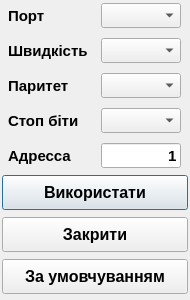
Before: the Qt Designer form dialogconnectionsettings.ui in Goodjamp/Mdio, drawn with Qt 5.
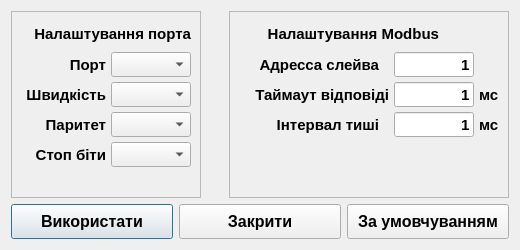
After: the same form once the commit is applied.

Commit message:
Added reply timeout to the Modbus processing.
Moved static properties like some default values and range limits to the JSON file.

```diff
--- a/dialogconnectionsettings.ui
+++ b/dialogconnectionsettings.ui
@@ -6,8 +6,8 @@
    <rect>
     <x>0</x>
     <y>0</y>
-    <width>190</width>
-    <height>300</height>
+    <width>520</width>
+    <height>250</height>
    </rect>
   </property>
   <property name="sizePolicy">
@@ -18,40 +18,146 @@
   </property>
   <property name="minimumSize">
    <size>
-    <width>190</width>
-    <height>300</height>
+    <width>520</width>
+    <height>250</height>
    </size>
   </property>
   <property name="maximumSize">
    <size>
-    <width>190</width>
-    <height>300</height>
+    <width>520</width>
+    <height>250</height>
    </size>
   </property>
   <property name="windowTitle">
    <string>Dialog</string>
   </property>
+  <layout class="QVBoxLayout" name="verticalLayout_3">
+   <item>
+    <layout class="QHBoxLayout" name="horizontalLayout_2">
+     <item>
+      <widget class="QFrame" name="fPortSettings">
+       <property name="frameShape">
+        <enum>QFrame::StyledPanel</enum>
+       </property>
+       <property name="frameShadow">
+        <enum>QFrame::Raised</enum>
+       </property>
   <layout class="QVBoxLayout" name="verticalLayout">
-   <property name="leftMargin">
-    <number>2</number>
-   </property>
-   <property name="topMargin">
-    <number>2</number>
-   </property>
-   <property name="rightMargin">
-    <number>2</number>
-   </property>
-   <property name="bottomMargin">
-    <number>2</number>
-   </property>
+        <item>
+         <widget class="QLabel" name="label_2">
+          <property name="minimumSize">
+           <size>
+            <width>0</width>
+            <height>25</height>
+           </size>
+          </property>
+          <property name="maximumSize">
+           <size>
+            <width>200</width>
+            <height>25</height>
+           </size>
+          </property>
+          <property name="font">
+           <font>
+            <pointsize>11</pointsize>
+            <weight>75</weight>
+            <bold>true</bold>
+           </font>
+          </property>
+          <property name="text">
+           <string>Налаштування порта</string>
+          </property>
+          <property name="alignment">
+           <set>Qt::AlignRight|Qt::AlignTrailing|Qt::AlignVCenter</set>
+          </property>
+         </widget>
+        </item>
    <item>
-    <layout class="QGridLayout" name="glConnectionInternal" columnstretch="2,0">
-     <property name="horizontalSpacing">
-      <number>2</number>
-     </property>
-     <property name="verticalSpacing">
-      <number>10</number>
-     </property>
+         <layout class="QGridLayout" name="glConnectionInternal" rowstretch="0,0,0,0" columnstretch="2,0">
+          <property name="spacing">
+           <number>5</number>
+          </property>
+          <item row="0" column="0">
+           <widget class="QLabel" name="label">
+            <property name="minimumSize">
+             <size>
+              <width>85</width>
+              <height>25</height>
+             </size>
+            </property>
+            <property name="maximumSize">
+             <size>
+              <width>85</width>
+              <height>25</height>
+             </size>
+            </property>
+            <property name="font">
+             <font>
+              <pointsize>11</pointsize>
+              <weight>75</weight>
+              <bold>true</bold>
+             </font>
+            </property>
+            <property name="text">
+             <string>Порт</string>
+            </property>
+            <property name="alignment">
+             <set>Qt::AlignRight|Qt::AlignTrailing|Qt::AlignVCenter</set>
+            </property>
+           </widget>
+          </item>
+          <item row="0" column="1">
+           <widget class="QComboBox" name="cbPort">
+            <property name="minimumSize">
+             <size>
+              <width>80</width>
+              <height>25</height>
+             </size>
+            </property>
+            <property name="maximumSize">
+             <size>
+              <width>80</width>
+              <height>25</height>
+             </size>
+            </property>
+            <property name="font">
+             <font>
+              <pointsize>11</pointsize>
+              <weight>75</weight>
+              <bold>true</bold>
+             </font>
+            </property>
+           </widget>
+          </item>
+          <item row="2" column="0">
+           <widget class="QLabel" name="lParity">
+            <property name="minimumSize">
+             <size>
+              <width>85</width>
+              <height>25</height>
+             </size>
+            </property>
+            <property name="maximumSize">
+             <size>
+              <width>85</width>
+              <height>25</height>
+             </size>
+            </property>
+            <property name="font">
+             <font>
+              <pointsize>11</pointsize>
+              <weight>75</weight>
+              <bold>true</bold>
+             </font>
+            </property>
+            <property name="text">
+             <string>Паритет</string>
+            </property>
+            <property name="alignment">
+             <set>Qt::AlignRight|Qt::AlignTrailing|Qt::AlignVCenter</set>
+            </property>
+           </widget>
+          </item>
      <item row="1" column="0">
       <widget class="QLabel" name="lBaudRate">
        <property name="minimumSize">
@@ -77,7 +183,30 @@
         <string>Швидкість</string>
        </property>
        <property name="alignment">
-        <set>Qt::AlignLeading|Qt::AlignLeft|Qt::AlignVCenter</set>
+             <set>Qt::AlignRight|Qt::AlignTrailing|Qt::AlignVCenter</set>
+            </property>
+           </widget>
+          </item>
+          <item row="2" column="1">
+           <widget class="QComboBox" name="cbParity">
+            <property name="minimumSize">
+             <size>
+              <width>80</width>
+              <height>25</height>
+             </size>
+            </property>
+            <property name="maximumSize">
+             <size>
+              <width>80</width>
+              <height>25</height>
+             </size>
+            </property>
+            <property name="font">
+             <font>
+              <pointsize>11</pointsize>
+              <weight>75</weight>
+              <bold>true</bold>
+             </font>
        </property>
       </widget>
      </item>
@@ -104,64 +233,6 @@
        </property>
       </widget>
      </item>
-     <item row="2" column="0">
-      <widget class="QLabel" name="lParity">
-       <property name="minimumSize">
-        <size>
-         <width>85</width>
-         <height>25</height>
-        </size>
-       </property>
-       <property name="maximumSize">
-        <size>
-         <width>85</width>
-         <height>25</height>
-        </size>
-       </property>
-       <property name="font">
-        <font>
-         <pointsize>11</pointsize>
-         <weight>75</weight>
-         <bold>true</bold>
-        </font>
-       </property>
-       <property name="text">
-        <string>Паритет</string>
-       </property>
-       <property name="alignment">
-        <set>Qt::AlignLeading|Qt::AlignLeft|Qt::AlignVCenter</set>
-       </property>
-      </widget>
-     </item>
-     <item row="4" column="0">
-      <widget class="QLabel" name="lAddress">
-       <property name="minimumSize">
-        <size>
-         <width>85</width>
-         <height>25</height>
-        </size>
-       </property>
-       <property name="maximumSize">
-        <size>
-         <width>85</width>
-         <height>25</height>
-        </size>
-       </property>
-       <property name="font">
-        <font>
-         <pointsize>11</pointsize>
-         <weight>75</weight>
-         <bold>true</bold>
-        </font>
-       </property>
-       <property name="text">
-        <string>Адресса</string>
-       </property>
-       <property name="alignment">
-        <set>Qt::AlignLeading|Qt::AlignLeft|Qt::AlignVCenter</set>
-       </property>
-      </widget>
-     </item>
      <item row="3" column="0">
       <widget class="QLabel" name="lStopBits">
        <property name="minimumSize">
@@ -187,7 +258,7 @@
         <string>Стоп біти</string>
        </property>
        <property name="alignment">
-        <set>Qt::AlignLeading|Qt::AlignLeft|Qt::AlignVCenter</set>
+             <set>Qt::AlignRight|Qt::AlignTrailing|Qt::AlignVCenter</set>
        </property>
       </widget>
      </item>
@@ -214,17 +285,57 @@
        </property>
       </widget>
      </item>
-     <item row="0" column="0">
-      <widget class="QLabel" name="label">
+         </layout>
+        </item>
+        <item>
+         <spacer name="verticalSpacer">
+          <property name="orientation">
+           <enum>Qt::Vertical</enum>
+          </property>
+          <property name="sizeHint" stdset="0">
+           <size>
+            <width>5</width>
+            <height>5</height>
+           </size>
+          </property>
+         </spacer>
+        </item>
+       </layout>
+      </widget>
+     </item>
+     <item>
+      <spacer name="horizontalSpacer">
+       <property name="orientation">
+        <enum>Qt::Horizontal</enum>
+       </property>
+       <property name="sizeHint" stdset="0">
+        <size>
+         <width>0</width>
+         <height>20</height>
+        </size>
+       </property>
+      </spacer>
+     </item>
+     <item>
+      <widget class="QFrame" name="fModbusSettings">
+       <property name="frameShape">
+        <enum>QFrame::StyledPanel</enum>
+       </property>
+       <property name="frameShadow">
+        <enum>QFrame::Raised</enum>
+       </property>
+       <layout class="QVBoxLayout" name="verticalLayout_2">
+        <item>
+         <widget class="QLabel" name="label_3">
        <property name="minimumSize">
         <size>
-         <width>85</width>
+            <width>0</width>
          <height>25</height>
         </size>
        </property>
        <property name="maximumSize">
         <size>
-         <width>85</width>
+            <width>200</width>
          <height>25</height>
         </size>
        </property>
@@ -236,37 +347,19 @@
         </font>
        </property>
        <property name="text">
-        <string>Порт</string>
+           <string>Налаштування Modbus</string>
        </property>
        <property name="alignment">
-        <set>Qt::AlignLeading|Qt::AlignLeft|Qt::AlignVCenter</set>
+           <set>Qt::AlignRight|Qt::AlignTrailing|Qt::AlignVCenter</set>
        </property>
       </widget>
      </item>
+        <item>
+         <layout class="QGridLayout" name="gridLayout">
+          <property name="spacing">
+           <number>5</number>
+          </property>
      <item row="0" column="1">
-      <widget class="QComboBox" name="cbPort">
-       <property name="minimumSize">
-        <size>
-         <width>80</width>
-         <height>25</height>
-        </size>
-       </property>
-       <property name="maximumSize">
-        <size>
-         <width>80</width>
-         <height>25</height>
-        </size>
-       </property>
-       <property name="font">
-        <font>
-         <pointsize>11</pointsize>
-         <weight>75</weight>
-         <bold>true</bold>
-        </font>
-       </property>
-      </widget>
-     </item>
-     <item row="4" column="1">
       <widget class="QLineEdit" name="leAddress">
        <property name="minimumSize">
         <size>
@@ -295,8 +388,37 @@
        </property>
       </widget>
      </item>
+          <item row="1" column="1">
+           <widget class="QLineEdit" name="leReplyTimeout">
+            <property name="minimumSize">
+             <size>
+              <width>80</width>
+              <height>25</height>
+             </size>
+            </property>
+            <property name="maximumSize">
+             <size>
+              <width>80</width>
+              <height>25</height>
+             </size>
+            </property>
+            <property name="font">
+             <font>
+              <pointsize>11</pointsize>
+              <weight>75</weight>
+              <bold>true</bold>
+             </font>
+            </property>
+            <property name="text">
+             <string>1</string>
+            </property>
+            <property name="alignment">
+             <set>Qt::AlignRight|Qt::AlignTrailing|Qt::AlignVCenter</set>
+            </property>
+           </widget>
+          </item>
      <item row="2" column="1">
-      <widget class="QComboBox" name="cbParity">
+           <widget class="QLineEdit" name="leSilentInterval">
        <property name="minimumSize">
         <size>
          <width>80</width>
@@ -316,10 +438,151 @@
          <bold>true</bold>
         </font>
        </property>
-      </widget>
-     </item>
-    </layout>
-   </item>
+            <property name="text">
+             <string>1</string>
+            </property>
+            <property name="alignment">
+             <set>Qt::AlignRight|Qt::AlignTrailing|Qt::AlignVCenter</set>
+            </property>
+           </widget>
+          </item>
+          <item row="0" column="0">
+           <widget class="QLabel" name="lAddress">
+            <property name="minimumSize">
+             <size>
+              <width>140</width>
+              <height>25</height>
+             </size>
+            </property>
+            <property name="maximumSize">
+             <size>
+              <width>140</width>
+              <height>25</height>
+             </size>
+            </property>
+            <property name="font">
+             <font>
+              <pointsize>11</pointsize>
+              <weight>75</weight>
+              <bold>true</bold>
+             </font>
+            </property>
+            <property name="text">
+             <string>Адресса слейва</string>
+            </property>
+            <property name="alignment">
+             <set>Qt::AlignRight|Qt::AlignTrailing|Qt::AlignVCenter</set>
+            </property>
+           </widget>
+          </item>
+          <item row="1" column="0">
+           <widget class="QLabel" name="lAddress_2">
+            <property name="minimumSize">
+             <size>
+              <width>150</width>
+              <height>25</height>
+             </size>
+            </property>
+            <property name="maximumSize">
+             <size>
+              <width>150</width>
+              <height>25</height>
+             </size>
+            </property>
+            <property name="font">
+             <font>
+              <pointsize>11</pointsize>
+              <weight>75</weight>
+              <bold>true</bold>
+             </font>
+            </property>
+            <property name="text">
+             <string>Таймаут відповіді</string>
+            </property>
+            <property name="alignment">
+             <set>Qt::AlignRight|Qt::AlignTrailing|Qt::AlignVCenter</set>
+            </property>
+           </widget>
+          </item>
+          <item row="2" column="0">
+           <widget class="QLabel" name="lAddress_3">
+            <property name="minimumSize">
+             <size>
+              <width>140</width>
+              <height>25</height>
+             </size>
+            </property>
+            <property name="maximumSize">
+             <size>
+              <width>140</width>
+              <height>25</height>
+             </size>
+            </property>
+            <property name="font">
+             <font>
+              <pointsize>11</pointsize>
+              <weight>75</weight>
+              <bold>true</bold>
+             </font>
+            </property>
+            <property name="text">
+             <string>Інтервал тиші</string>
+            </property>
+            <property name="alignment">
+             <set>Qt::AlignRight|Qt::AlignTrailing|Qt::AlignVCenter</set>
+            </property>
+           </widget>
+          </item>
+          <item row="1" column="2">
+           <widget class="QLabel" name="label_5">
+            <property name="font">
+             <font>
+              <pointsize>11</pointsize>
+              <weight>75</weight>
+              <bold>true</bold>
+             </font>
+            </property>
+            <property name="text">
+             <string>мс</string>
+            </property>
+           </widget>
+          </item>
+          <item row="2" column="2">
+           <widget class="QLabel" name="label_6">
+            <property name="font">
+             <font>
+              <pointsize>11</pointsize>
+              <weight>75</weight>
+              <bold>true</bold>
+             </font>
+            </property>
+            <property name="text">
+             <string>мс</string>
+            </property>
+           </widget>
+          </item>
+         </layout>
+        </item>
+        <item>
+         <spacer name="verticalSpacer_2">
+          <property name="orientation">
+           <enum>Qt::Vertical</enum>
+          </property>
+          <property name="sizeHint" stdset="0">
+           <size>
+            <width>5</width>
+            <height>5</height>
+           </size>
+          </property>
+         </spacer>
+        </item>
+       </layout>
+      </widget>
+     </item>
+    </layout>
+   </item>
+   <item>
+    <layout class="QHBoxLayout" name="horizontalLayout">
    <item>
     <widget class="QPushButton" name="pbApply">
      <property name="minimumSize">
@@ -397,6 +660,8 @@
       <string>За умовчуванням</string>
      </property>
     </widget>
+     </item>
+    </layout>
    </item>
   </layout>
  </widget>
```
Lines whose indentation alone changed are shown as unchanged. The commit also changes 11 other files.
